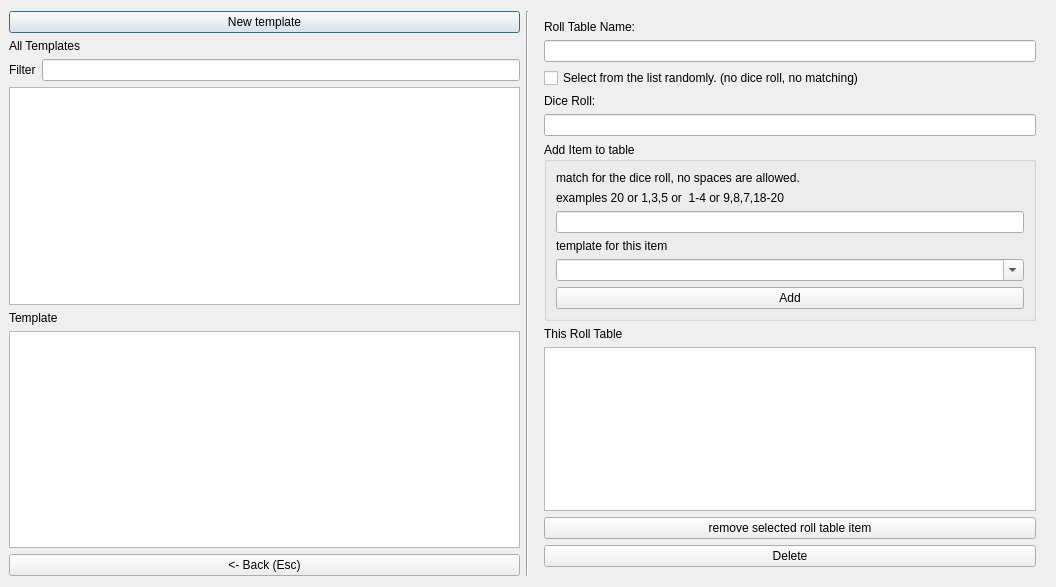
The window that ui_files/Acadamy_Dialog.ui (nogasgofast/Adventure_Wrench) describes before a commit, drawn with Qt 5.
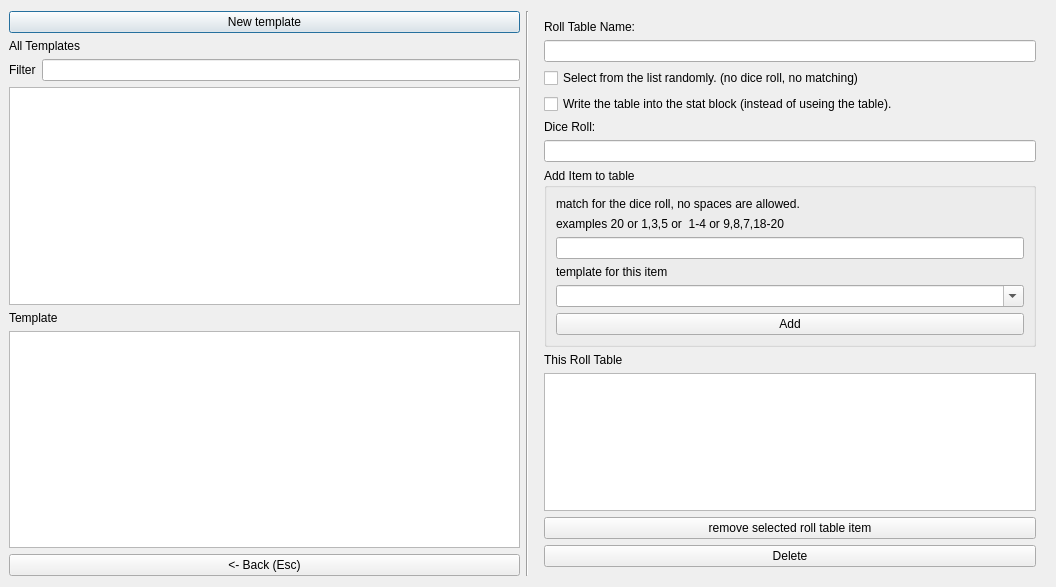
The same window after the commit. The open tabs and pages were chosen to show the change. Icons and pictures are not drawn.

Patch:
```diff
--- a/ui_files/Acadamy_Dialog.ui
+++ b/ui_files/Acadamy_Dialog.ui
@@ -544,6 +544,13 @@
          </property>
         </widget>
        </item>
+       <item>
+        <widget class="QCheckBox" name="checkBox_immutable_roll_table">
+         <property name="text">
+          <string>Write the table into the stat block (instead of useing the table).</string>
+         </property>
+        </widget>
+       </item>
        <item>
         <widget class="QLabel" name="label_dice_roll_table">
          <property name="text">
@@ -616,7 +623,11 @@
         </widget>
        </item>
        <item>
-        <widget class="QListWidget" name="listWidget_table_roll_table"/>
+        <widget class="QListWidget" name="listWidget_table_roll_table">
+         <property name="sortingEnabled">
+          <bool>true</bool>
+         </property>
+        </widget>
        </item>
        <item>
         <widget class="QPushButton" name="pushButton_delete_item_roll_table">
```
Left out of the diff: 26 changed lines with no effect on the pictures.
